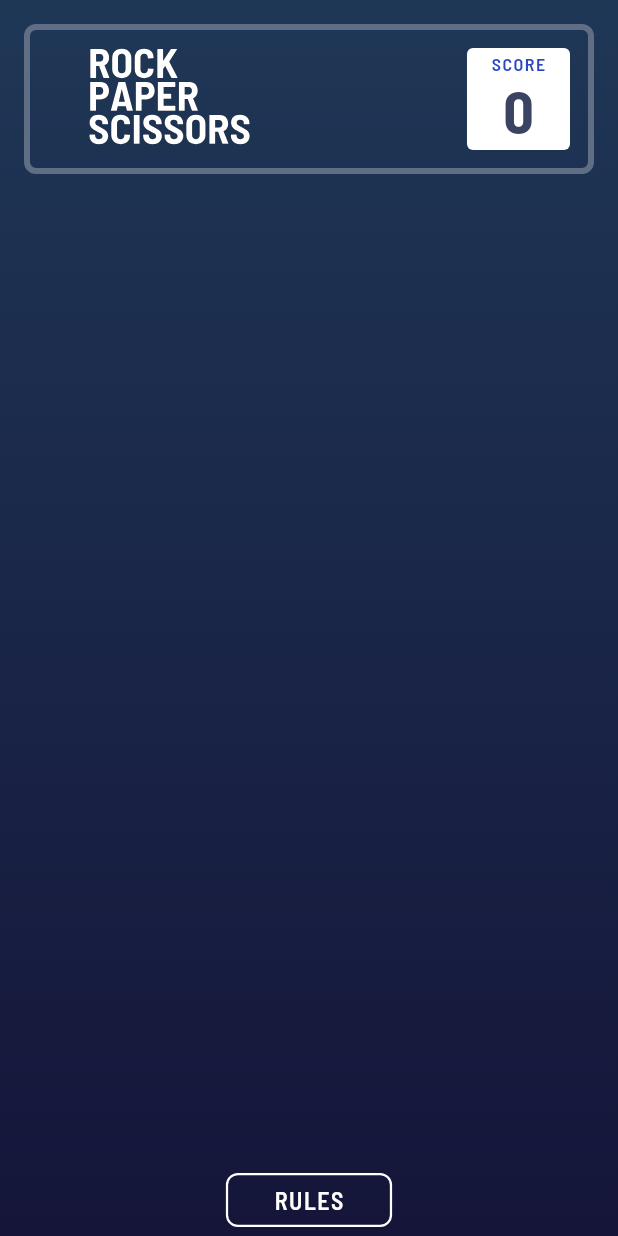
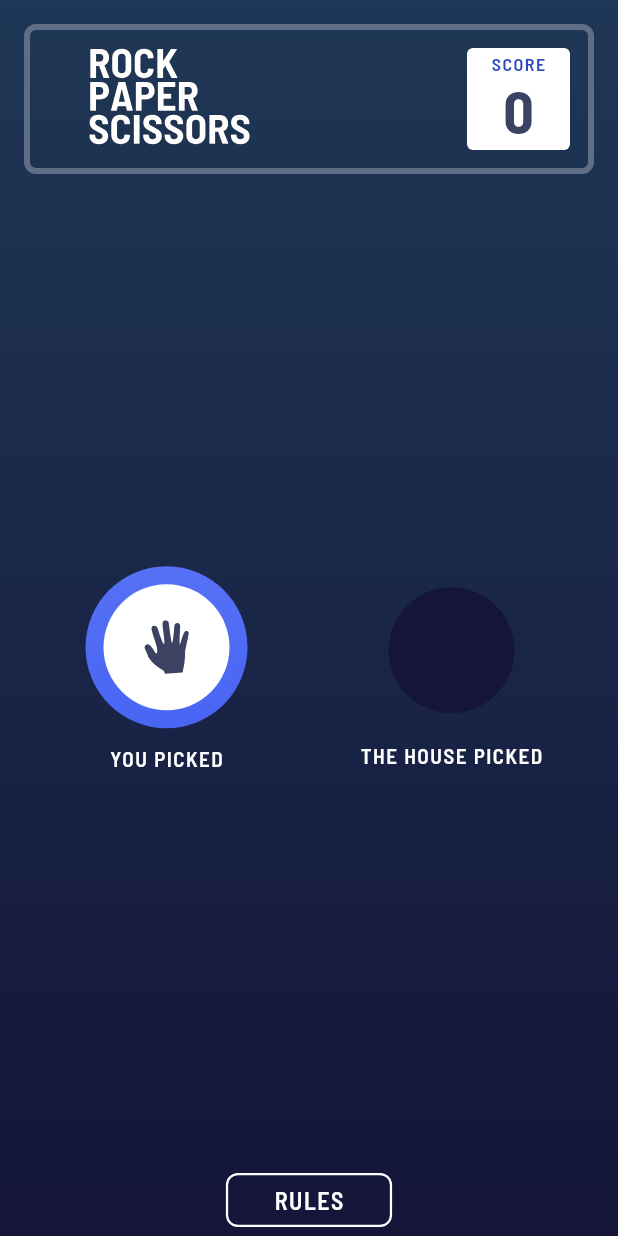
Before and after one commit to lucasmartins96/rock_paper_scissors_game, a Flutter app: the screen it shows after launch, after a tap on an icon or button, on a phone screen of 412 x 824 dp. Run offline on Flutter 3.47's test engine with Material 2 defaults, Android fonts, the phone set to English and light mode, and no system bars; our stand-ins replace equatable, flutter_bloc, flutter_svg.

Commit message:
handle state UserPickState and show user pick

```diff
--- a/lib/game/view/game_view.dart
+++ b/lib/game/view/game_view.dart
@@ -78,6 +78,8 @@ class _GameViewState extends State<GameView> {
       builder: (context, state) {
         if (state is GameInitialState) {
           return _buildGamePicks(state.gameInitialPicks);
+        } else if (state is UserPickState) {
+          return _buildUserPick(state.playerGamePick);
         } else {
           return SizedBox();
         }
@@ -141,6 +143,53 @@ class _GameViewState extends State<GameView> {
     context.read<GameBloc>().add(GameUserPickedEvent(gamePick));
   }
 
+  Widget _buildUserPick(GamePick? userPick) {
+    return Row(
+      mainAxisAlignment: MainAxisAlignment.spaceBetween,
+      children: [
+        Expanded(
+          child: Column(
+            children: [
+              GamePickButton(
+                key: userPick!.buttonKey,
+                pickImagePath: userPick.iconPath,
+                gradientFirstColor: userPick.gradientBorderFirstColor,
+                gradientSecondColor: userPick.gradientBorderSecondColor,
+              ),
+              const Padding(
+                padding: EdgeInsets.only(top: 12),
+                child: Text(
+                  'YOU PICKED',
+                  style: TextStyle(
+                    color: Colors.white,
+                    letterSpacing: 1,
+                  ),
+                ),
+              ),
+            ],
+          ),
+        ),
+        Expanded(
+          child: Column(
+            children: const [
+              GameEmptyPick(key: WidgetKeysConstants.emptyPick),
+              Padding(
+                padding: EdgeInsets.only(top: 8),
+                child: Text(
+                  'THE HOUSE PICKED',
+                  style: TextStyle(
+                    color: Colors.white,
+                    letterSpacing: 1,
+                  ),
+                ),
+              ),
+            ],
+          ),
+        ),
+      ],
+    );
+  }
+
   Widget _buildRulesButton() {
     return OutlinedButton(
       onPressed: () {
```
